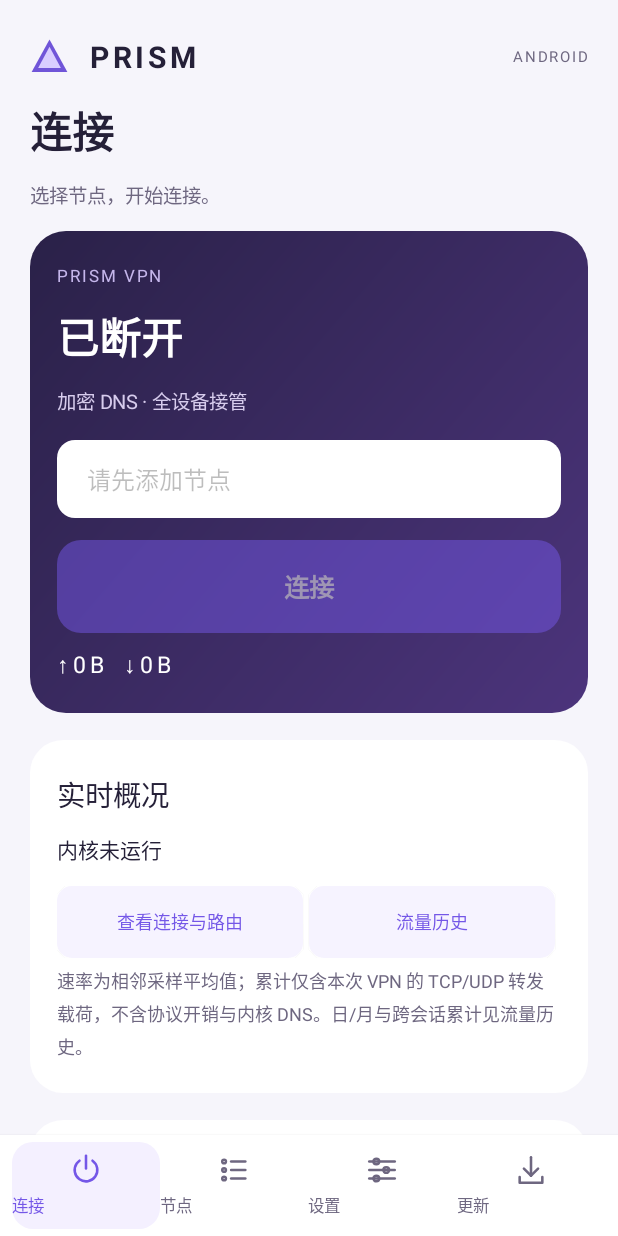
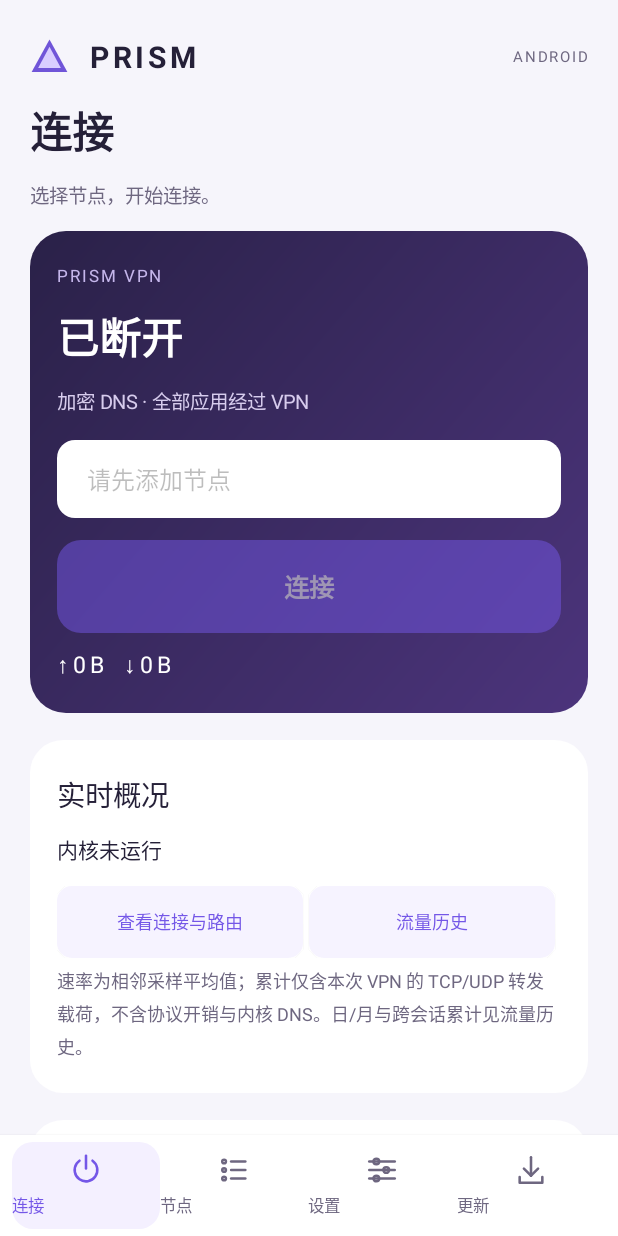
Before and after one commit to yuuolo/prism-phone, an Android app: the screen it shows after launch (MainActivity), on a phone screen of 412 x 824 dp. Run offline under Robolectric (Android 15) with nearby library versions, the phone set to English and light mode, and no system bars; pictures from the network do not load; 2 statements that could not run were skipped.

Commit message:
fix(android): show actual application VPN coverage on dashboard

```diff
--- a/android/app/build.gradle.kts
+++ b/android/app/build.gradle.kts
@@ -7,8 +7,8 @@ android {
         applicationId = "dev.prism.android"
         minSdk = 26
         targetSdk = 37
-        versionCode = 7
-        versionName = "0.2.0-beta.6"
+        versionCode = 8
+        versionName = "0.2.0-beta.7"
         testInstrumentationRunner = providers.gradleProperty("prismAcceptanceRunner")
             .getOrElse("androidx.test.runner.AndroidJUnitRunner")
         ndk { abiFilters += listOf("arm64-v8a", "x86_64") }
--- a/android/app/src/main/java/dev/prism/android/MainActivity.kt
+++ b/android/app/src/main/java/dev/prism/android/MainActivity.kt
@@ -157,7 +157,7 @@ class MainActivity : Activity() {
         card(true) {
         label("PRISM VPN",11f).apply {letterSpacing=.16f; setTextColor(Color.rgb(197,182,235))}
         status=label(PrismVpnService.stage,28f)
-        label("加密 DNS · 全设备接管",13f).setTextColor(Color.rgb(215,204,237))
+        label("加密 DNS · "+AppRouting.parse(state.optJSONObject("appRouting"),packageName).summary(),13f).setTextColor(Color.rgb(215,204,237))
         val pool=MergedNodes.pool(state);val choices=pool.nodes;nodeCount=choices.size
         hasConfiguredChain=state.optJSONObject("chain")?.optBoolean("enabled")==true
         val selectedId=state.getJSONArray("nodes").optJSONObject(state.optInt("selected"))?.optString("_id")
@@ -223,7 +223,7 @@ class MainActivity : Activity() {
         }
         label("按需测试当前节点，不在后台持续测速。",13f)
         }
-        card {label("DNS 隐私保护",18f); label("DNS 经所选节点加密查询。IPv6 流量已接管，当前版本阻断 IPv6 目标。",13f)}
+        card {label("DNS 隐私保护",18f); label("进入 VPN 的应用使用所选节点加密查询 DNS，当前版本阻断其 IPv6 目标。绕过 VPN 的应用使用系统网络，不受 Prism DNS、规则及广告拦截保护。",13f)}
         updateStatus()
     }
     private fun requestVpnConnection() {
```
Also changed, not shown: 1 other file.
